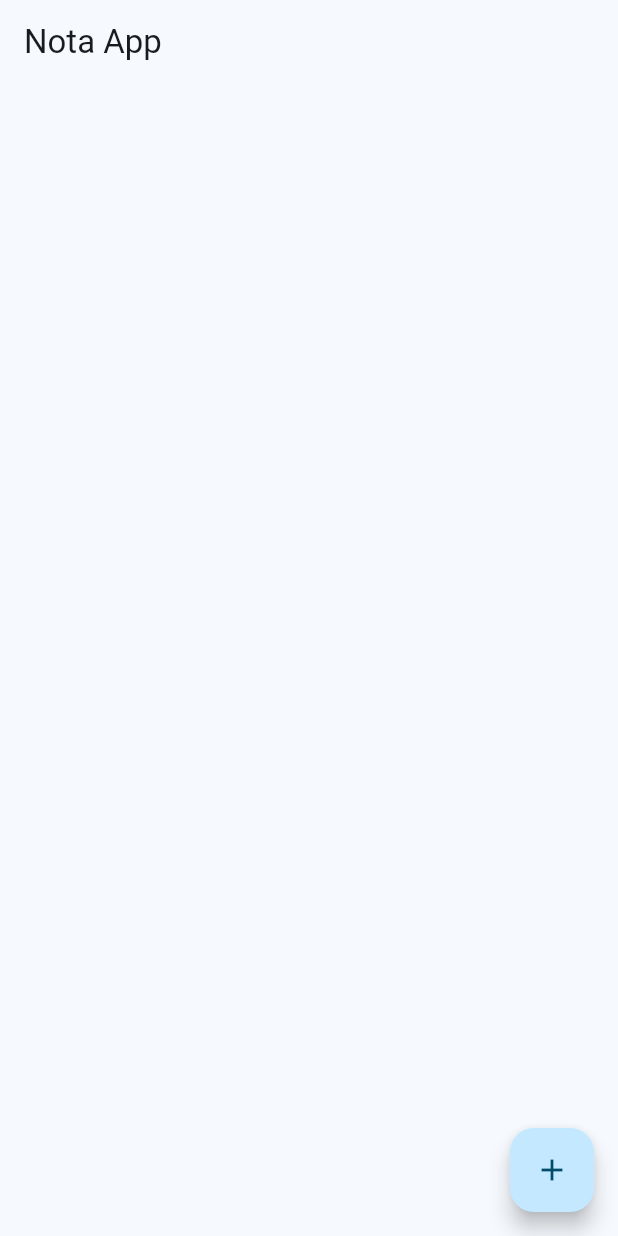
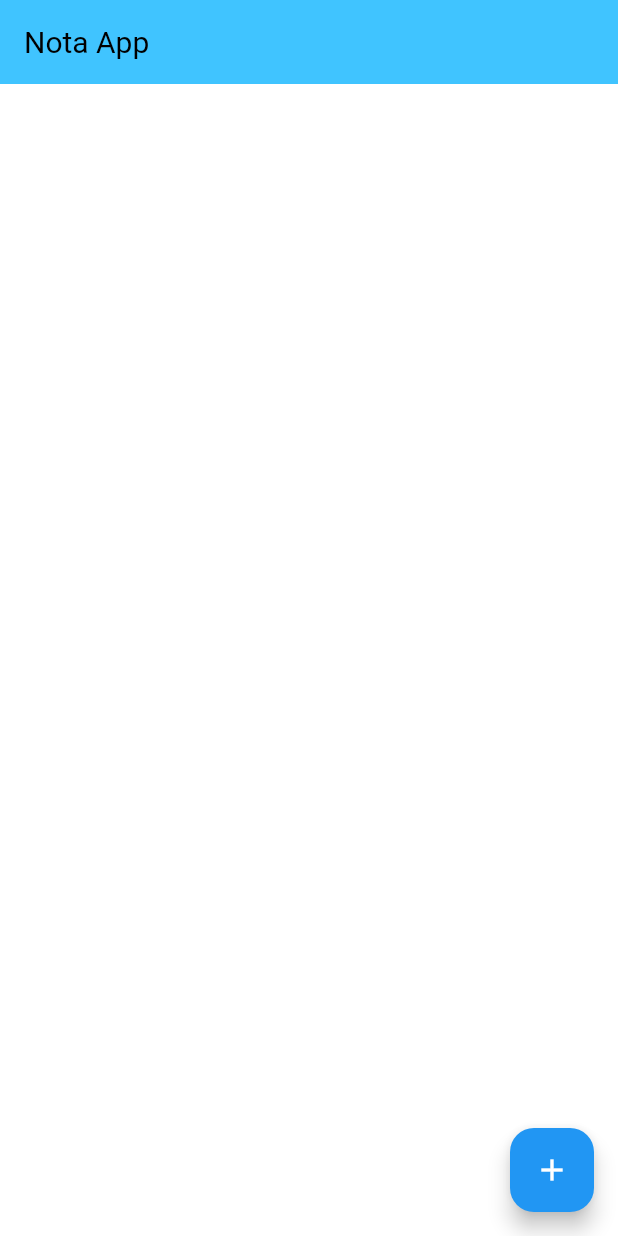
Before and after one commit to FRZ19/Test, a Flutter app: the screen it shows after launch, on a phone screen of 412 x 824 dp. Run offline on Flutter 3.47's test engine with Material 3 defaults, Android fonts, the phone set to English and light mode, and no system bars.

Commit message:
Add files via upload

```diff
--- a/lib/main.dart
+++ b/lib/main.dart
@@ -14,9 +14,21 @@ class MyApp extends StatelessWidget {
       debugShowCheckedModeBanner: false,
       title: 'Note App',
       theme: ThemeData(
-        colorScheme: ColorScheme.fromSeed(seedColor: Colors.lightBlueAccent),
+        primaryColor: Colors.lightBlueAccent,
+        appBarTheme: AppBarTheme(
+          color: Colors.lightBlueAccent,
+        ),
+        colorScheme: ColorScheme.fromSwatch().copyWith(secondary: Colors.lightBlueAccent),
+        textTheme: ThemeData.light().textTheme.copyWith(
+          headline6: TextStyle(
+            color: Colors.white,
+            fontSize: 20.0,
+          )
+        ),
         useMaterial3: true,
+
       ),
+
       home: HomePage(),
     );
   }
```
